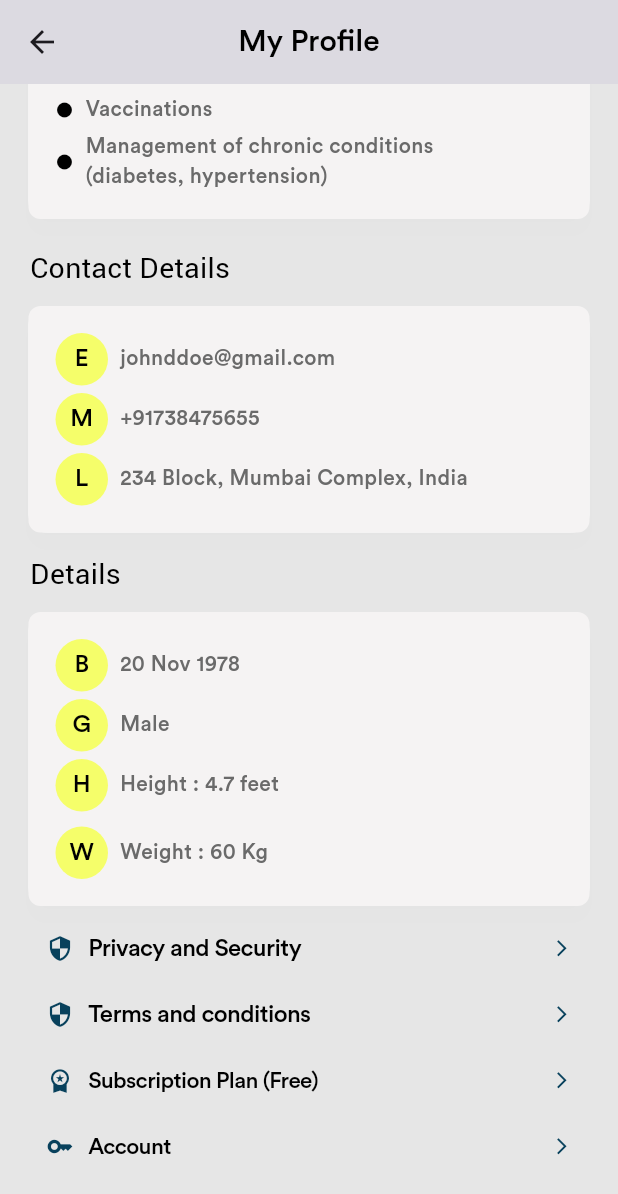
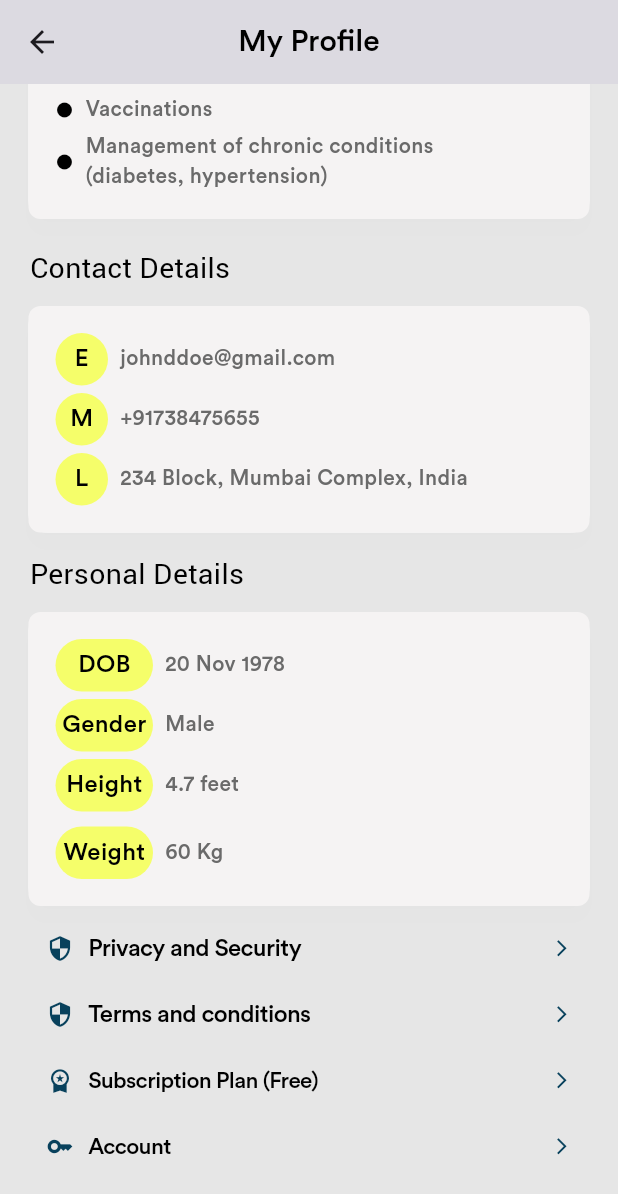
Before and after one commit to expoders8/ZynabAIExpoders, a Flutter app: the ProfilePage screen opened directly, scrolled down 576 dp, on a phone screen of 412 x 824 dp. Shown: the top 1194 px of the screen. Run offline on Flutter 3.47's test engine with Material 3 defaults, Android fonts, the phone set to English and light mode, and no system bars; our stand-ins replace accordion, avatar_glow, camera, flutter_typeahead, get, get_storage and 4 more; missing offline and left inert: bottom_picker, flutter_overlay_loader, flutter_sound, voice_message_package; accounts and stored records are empty; Roboto replaces fonts that are missing (CircularStd).

Commit message:
Bug fix design changes

```diff
--- a/lib/app/ui/Profile/profile.dart
+++ b/lib/app/ui/Profile/profile.dart
@@ -447,7 +447,7 @@ class _ProfilePageState extends State<ProfilePage> {
               const Padding(
                 padding: EdgeInsets.only(left: 5.0),
                 child: Text(
-                  "Details",
+                  "Personal Details",
                   style: TextStyle(
                       color: kPrimaryColor,
                       fontFamily: kCircularStdNormal,
@@ -475,17 +475,20 @@ class _ProfilePageState extends State<ProfilePage> {
                           children: [
                             Container(
                               height: 35,
-                              width: 35,
+                              width: 65,
                               decoration: BoxDecoration(
                                   color: kHighlightColor,
                                   borderRadius: BorderRadius.circular(25)),
                               child: const Center(
+                                child: Padding(
+                                  padding: EdgeInsets.all(2.0),
                                   child: Text(
-                                  "B",
+                                    "DOB",
                                     style: TextStyle(
                                         color: kPrimaryColor,
                                         fontFamily: kCircularStdMedium,
                                         fontSize: 16),
+                                  ),
                                 ),
                               ),
                             ),
@@ -504,17 +507,20 @@ class _ProfilePageState extends State<ProfilePage> {
                           children: [
                             Container(
                               height: 35,
-                              width: 35,
+                              width: 65,
                               decoration: BoxDecoration(
                                   color: kHighlightColor,
                                   borderRadius: BorderRadius.circular(25)),
                               child: const Center(
+                                child: Padding(
+                                  padding: EdgeInsets.all(2.0),
                                   child: Text(
-                                  "G",
+                                    "Gender",
                                     style: TextStyle(
                                         color: kPrimaryColor,
                                         fontFamily: kCircularStdMedium,
                                         fontSize: 16),
+                                  ),
                                 ),
                               ),
                             ),
@@ -533,13 +539,15 @@ class _ProfilePageState extends State<ProfilePage> {
                           children: [
                             Container(
                               height: 35,
-                              width: 35,
+                              width: 65,
                               decoration: BoxDecoration(
                                   color: kHighlightColor,
                                   borderRadius: BorderRadius.circular(25)),
                               child: const Center(
+                                child: Padding(
+                                  padding: EdgeInsets.all(2.0),
                                   child: Text(
-                                  "H",
+                                    "Height",
                                     style: TextStyle(
                                         color: kPrimaryColor,
                                         fontFamily: kCircularStdMedium,
@@ -547,9 +555,10 @@ class _ProfilePageState extends State<ProfilePage> {
                                   ),
                                 ),
                               ),
+                            ),
                             const SizedBox(width: 8),
                             const Text(
-                              "Height : 4.7 feet",
+                              "4.7 feet",
                               style: TextStyle(
                                   color: kSecondaryColor,
                                   fontFamily: kCircularStdMedium,
@@ -562,13 +571,15 @@ class _ProfilePageState extends State<ProfilePage> {
                           children: [
                             Container(
                               height: 35,
-                              width: 35,
+                              width: 65,
                               decoration: BoxDecoration(
                                   color: kHighlightColor,
                                   borderRadius: BorderRadius.circular(25)),
                               child: const Center(
+                                child: Padding(
+                                  padding: EdgeInsets.all(2.0),
                                   child: Text(
-                                  "W",
+                                    "Weight",
                                     style: TextStyle(
                                         color: kPrimaryColor,
                                         fontFamily: kCircularStdMedium,
@@ -576,9 +587,10 @@ class _ProfilePageState extends State<ProfilePage> {
                                   ),
                                 ),
                               ),
+                            ),
                             const SizedBox(width: 8),
                             const Text(
-                              "Weight : 60 Kg",
+                              "60 Kg",
                               style: TextStyle(
                                   color: kSecondaryColor,
                                   fontFamily: kCircularStdMedium,
@@ -597,11 +609,56 @@ class _ProfilePageState extends State<ProfilePage> {
                   : Column(
                       crossAxisAlignment: CrossAxisAlignment.start,
                       children: [
+                        const SizedBox(height: 15),
+                        const Text(
+                          "Basic Vitals",
+                          style: TextStyle(
+                              color: kPrimaryColor,
+                              fontFamily: kCircularStdNormal,
+                              fontSize: 19),
+                        ),
+                        const SizedBox(height: 5),
+                        Column(
+                          children: [
+                            Row(
+                              mainAxisAlignment: MainAxisAlignment.spaceBetween,
+                              children: [
+                                detailcard("Heart Rate", "72 bpm"),
+                                detailcard("Blood Pressure", "120/80"),
+                              ],
+                            ),
+                            Row(
+                              mainAxisAlignment: MainAxisAlignment.spaceBetween,
+                              children: [
+                                detailcard("Temperature", "36.8°C"),
+                                detailcard("Oxygen Saturation", "98%"),
+                              ],
+                            ),
+                            Row(
+                              mainAxisAlignment: MainAxisAlignment.spaceBetween,
+                              children: [
+                                detailcard("Respiratory Rate", "16 bpm"),
+                                detailcard("Weight (kg)", "60"),
+                              ],
+                            ),
+                            Row(
+                              mainAxisAlignment: MainAxisAlignment.spaceBetween,
+                              children: [
+                                detailcard("Height (cm)", "170"),
+                                detailcard("BMI", "20.8"),
+                              ],
+                            ),
+                            const SizedBox(height: 10),
+                          ],
+                        ),
+                        Column(
+                          crossAxisAlignment: CrossAxisAlignment.start,
+                          children: [
                             const SizedBox(height: 10),
                             const Padding(
                               padding: EdgeInsets.only(left: 5.0),
                               child: Text(
-                            "Medical",
+                                "Medical History",
                                 style: TextStyle(
                                     color: kPrimaryColor,
                                     fontFamily: kCircularStdNormal,
@@ -609,87 +666,38 @@ class _ProfilePageState extends State<ProfilePage> {
                               ),
                             ),
                             const SizedBox(height: 8),
-                        Card(
-                          shadowColor: const Color.fromARGB(10, 0, 0, 0),
-                          elevation: 5,
-                          child: Container(
-                            width: size.width,
-                            decoration: BoxDecoration(
-                              color: kCardColor,
-                              borderRadius: BorderRadius.circular(8.0),
+                            Row(
+                              children: [
+                                buildMedical("Diabetes"),
+                                const SizedBox(width: 10),
+                                buildMedical("Hypertension"),
+                              ],
                             ),
-                            padding: const EdgeInsets.all(8.0),
-                            child: Padding(
-                              padding:
-                                  const EdgeInsets.symmetric(horizontal: 10.0),
-                              child: Column(
+                          ],
+                        ),
+                        Column(
                           crossAxisAlignment: CrossAxisAlignment.start,
                           children: [
                             const SizedBox(height: 10),
+                            const Padding(
+                              padding: EdgeInsets.only(left: 5.0),
+                              child: Text(
+                                "Family History",
+                                style: TextStyle(
+                                    color: kPrimaryColor,
+                                    fontFamily: kCircularStdNormal,
+                                    fontSize: 19),
+                              ),
+                            ),
+                            const SizedBox(height: 8),
                             Row(
                               children: [
-                                      Container(
-                                        height: 35,
-                                        width: 35,
-                                        decoration: BoxDecoration(
-                                            color: kHighlightColor,
-                                            borderRadius:
-                                                BorderRadius.circular(25)),
-                                        child: const Center(
-                                          child: Text(
-                                            "M",
-                                            style: TextStyle(
-                                                color: kPrimaryColor,
-                                                fontFamily: kCircularStdMedium,
-                                                fontSize: 16),
-                                          ),
-                                        ),
-                                      ),
-                                      const SizedBox(width: 8),
-                                      const Text(
-                                        "Medical History : Diabetes",
-                                        style: TextStyle(
-                                            color: kSecondaryColor,
-                                            fontFamily: kCircularStdMedium,
-                                            fontSize: 14),
+                                buildMedical("Diabetes"),
+                                const SizedBox(width: 10),
+                                buildMedical("Cancer"),
+                              ],
                             ),
                           ],
-                                  ),
-                                  const SizedBox(height: 10),
-                                  Row(
-                                    children: [
-                                      Container(
-                                        height: 35,
-                                        width: 35,
-                                        decoration: BoxDecoration(
-                                            color: kHighlightColor,
-                                            borderRadius:
-                                                BorderRadius.circular(25)),
-                                        child: const Center(
-                                          child: Text(
-                                            "F",
-                                            style: TextStyle(
-                                                color: kPrimaryColor,
-                                                fontFamily: kCircularStdMedium,
-                                                fontSize: 16),
-                                          ),
-                                        ),
-                                      ),
-                                      const SizedBox(width: 8),
-                                      const Text(
-                                        "Family History : Cancer",
-                                        style: TextStyle(
-                                            color: kSecondaryColor,
-                                            fontFamily: kCircularStdMedium,
-                                            fontSize: 14),
-                                      ),
-                                    ],
-                                  ),
-                                  const SizedBox(height: 10),
-                                ],
-                              ),
-                            ),
-                          ),
                         ),
                       ],
                     ),
@@ -945,4 +953,76 @@ class _ProfilePageState extends State<ProfilePage> {
             ),
           );
   }
+
+  buildMedical(String text) {
+    return Stack(
+      clipBehavior: Clip.none,
+      children: [
+        Container(
+          padding: const EdgeInsets.symmetric(horizontal: 14, vertical: 10),
+          decoration: BoxDecoration(
+              border: Border.all(width: 0.5),
+              color: kWhiteColor,
+              borderRadius: BorderRadius.circular(20)),
+          child: Text(
+            text,
+            style: const TextStyle(
+                color: kPrimaryColor,
+                fontFamily: kCircularStdNormal,
+                fontSize: 15),
+          ),
+        ),
+        Positioned(
+          right: 0,
+          top: -2,
+          child: Container(
+            decoration: BoxDecoration(
+                color: kPrimaryColor, borderRadius: BorderRadius.circular(25)),
+            child: const Icon(
+              Icons.check,
+              color: Colors.white,
+              size: 15,
+            ),
+          ),
+        )
+      ],
+    );
   }
+
+  detailcard(String titleText, subText) {
+    return Card(
+      elevation: 3,
+      child: Container(
+        width: Get.width / 2.3,
+        decoration: BoxDecoration(
+          color: kCardColor,
+          borderRadius: BorderRadius.circular(8.0),
+        ),
+        padding: const EdgeInsets.all(10.0),
+        child: Column(
+          crossAxisAlignment: CrossAxisAlignment.center,
+          children: [
+            Text(
+              subText,
+              style: const TextStyle(
+                color: kPrimaryColor,
+                fontFamily: kCircularStdNormal,
+                fontSize: 18,
+                fontWeight: FontWeight.bold,
+              ),
+            ),
+            const SizedBox(height: 5),
+            Text(
+              titleText,
+              style: const TextStyle(
+                color: kPrimaryColor,
+                fontFamily: kCircularStdNormal,
+                fontSize: 15,
+              ),
+            ),
+          ],
+        ),
+      ),
+    );
+  }
+}
```
Lines whose indentation alone changed are shown as unchanged.
